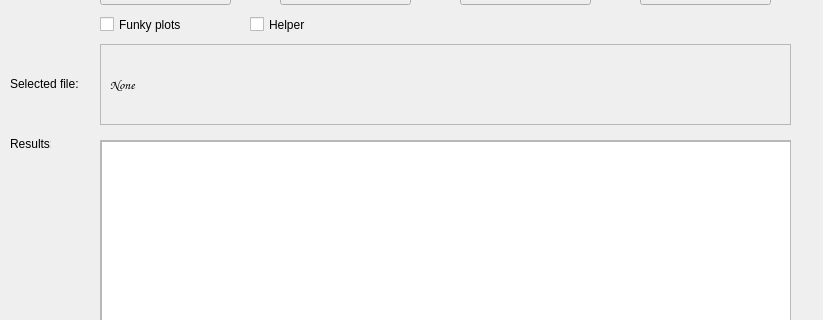
First picture: the form in Raman Spec UI.ui, repository PauloAxcel/Raman-Peak-Finder, before the edit; both pictures show x 0 to 823 and y 206 to 526 of the 823 by 614 pixel window.
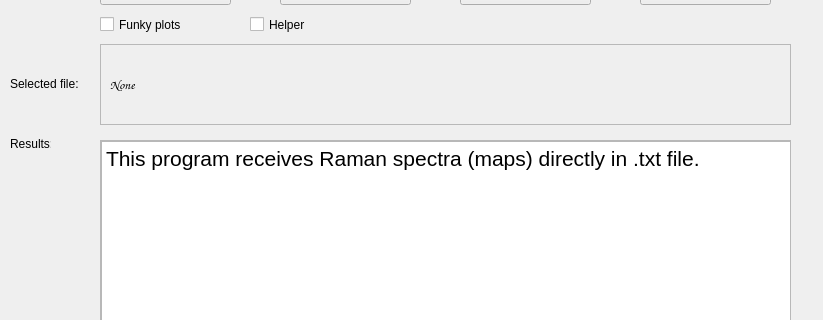
Second picture: the form after the edit.

Patch:
```diff
--- a/Raman Spec UI.ui
+++ b/Raman Spec UI.ui
@@ -584,6 +584,13 @@
         <pointsize>16</pointsize>
        </font>
       </property>
+      <property name="html">
+       <string>&lt;!DOCTYPE HTML PUBLIC &quot;-//W3C//DTD HTML 4.0//EN&quot; &quot;http://www.w3.org/TR/REC-html40/strict.dtd&quot;&gt;
+&lt;html&gt;&lt;head&gt;&lt;meta name=&quot;qrichtext&quot; content=&quot;1&quot; /&gt;&lt;style type=&quot;text/css&quot;&gt;
+p, li { white-space: pre-wrap; }
+&lt;/style&gt;&lt;/head&gt;&lt;body style=&quot; font-family:'MS Sans Serif'; font-size:16pt; font-weight:400; font-style:normal;&quot;&gt;
+&lt;p style=&quot; margin-top:0px; margin-bottom:0px; margin-left:0px; margin-right:0px; -qt-block-indent:0; text-indent:0px;&quot;&gt;This program receives Raman spectra (maps) directly in .txt file.&lt;/p&gt;&lt;/body&gt;&lt;/html&gt;</string>
+      </property>
      </widget>
     </widget>
    </widget>
```
